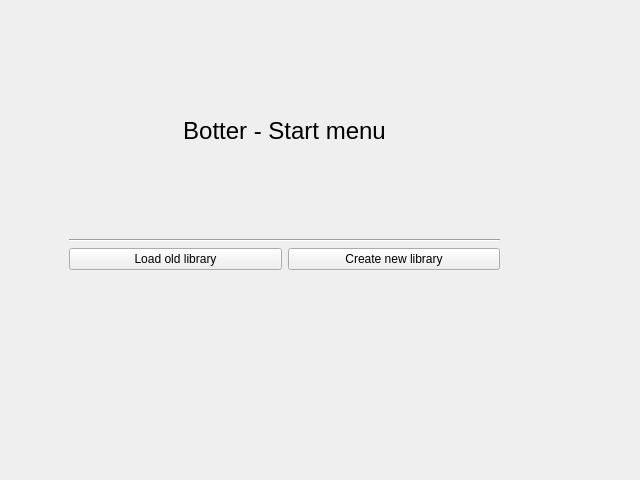
The window that Design/Start.ui (Kanter666/Botter) describes before a commit, drawn with Qt 5.
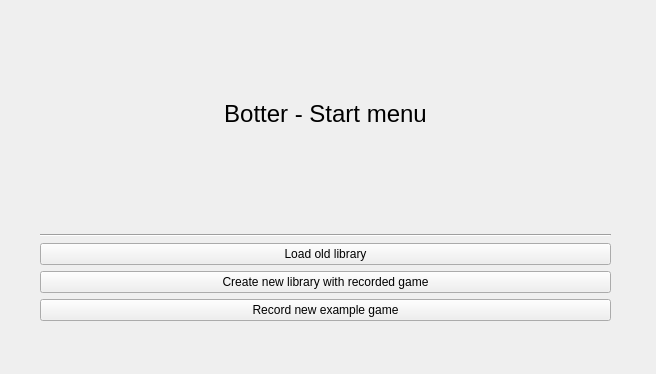
The same window after the commit.

```diff
--- a/Design/Start.ui
+++ b/Design/Start.ui
@@ -6,8 +6,8 @@
    <rect>
     <x>0</x>
     <y>0</y>
-    <width>640</width>
-    <height>480</height>
+    <width>656</width>
+    <height>374</height>
    </rect>
   </property>
   <property name="windowTitle">
@@ -16,13 +16,19 @@
   <widget class="QWidget" name="verticalLayoutWidget">
    <property name="geometry">
     <rect>
-     <x>69</x>
-     <y>29</y>
-     <width>431</width>
-     <height>241</height>
+     <x>0</x>
+     <y>0</y>
+     <width>651</width>
+     <height>371</height>
     </rect>
    </property>
    <layout class="QVBoxLayout" name="verticalLayout">
+    <property name="leftMargin">
+     <number>40</number>
+    </property>
+    <property name="rightMargin">
+     <number>40</number>
+    </property>
     <item>
      <widget class="QLabel" name="label">
       <property name="font">
@@ -46,8 +52,6 @@
      </widget>
     </item>
     <item>
-     <layout class="QHBoxLayout" name="horizontalLayout_2">
-      <item>
        <widget class="QPushButton" name="load_library_bt">
         <property name="text">
          <string>Load old library</string>
@@ -57,11 +61,32 @@
       <item>
        <widget class="QPushButton" name="create_library_bt">
         <property name="text">
-         <string>Create new library</string>
+       <string>Create new library with recorded game</string>
         </property>
        </widget>
       </item>
-     </layout>
+    <item>
+     <widget class="QPushButton" name="record_game_bt">
+      <property name="text">
+       <string>Record new example game</string>
+      </property>
+     </widget>
+    </item>
+    <item>
+     <spacer name="verticalSpacer">
+      <property name="orientation">
+       <enum>Qt::Vertical</enum>
+      </property>
+      <property name="sizeType">
+       <enum>QSizePolicy::Fixed</enum>
+      </property>
+      <property name="sizeHint" stdset="0">
+       <size>
+        <width>8</width>
+        <height>50</height>
+       </size>
+      </property>
+     </spacer>
     </item>
    </layout>
   </widget>
```
Lines whose indentation alone changed are shown as unchanged.
